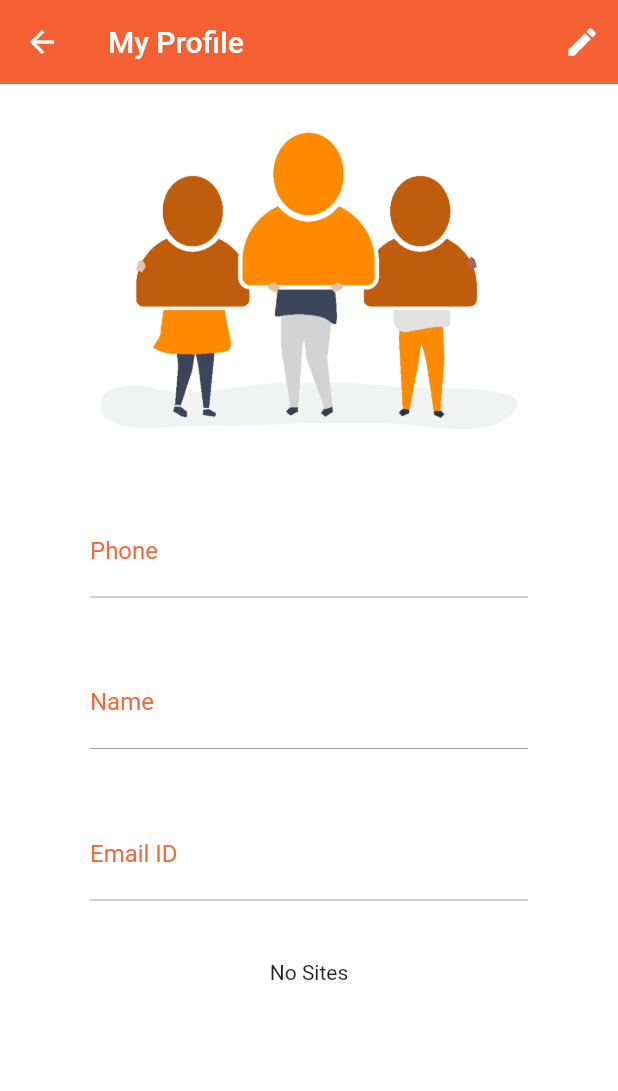
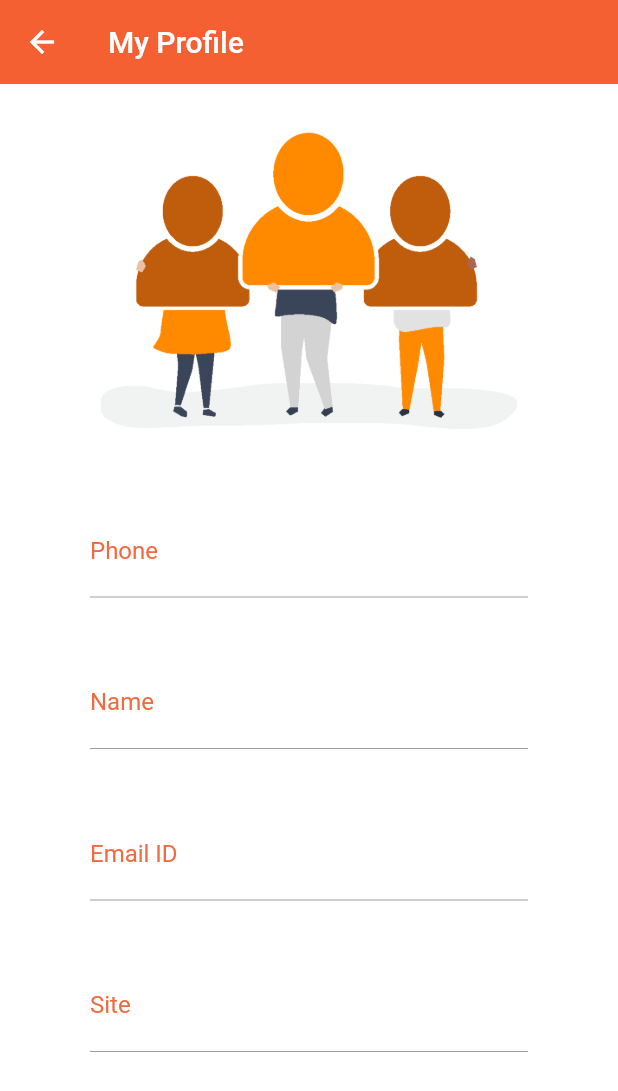
Before and after one commit to jaggadas/La-Mita-s, a Flutter app: the myprofile screen opened by its route, on a phone screen of 412 x 824 dp. Shown: the top 1091 px of the screen. Run offline on Flutter 3.47's test engine with Material 2 defaults, Android fonts, the light colour scheme and no system bars; our stand-ins replace cloud_firestore, firebase_auth, firebase_core, firebase_storage, flutter_markdown, fluttertoast and 4 more; missing offline and left inert: cloud_firestore_web, dart:html, dart:js, firebase_auth_web, firebase_core_web, firebase_storage_web and 2 more; accounts and stored records are empty.

Commit message:
changed editable

```diff
--- a/lib/pages/profile.dart
+++ b/lib/pages/profile.dart
@@ -23,6 +23,8 @@ class _myprofileState extends State<myprofile> {
   TextEditingController nameController=TextEditingController();
   TextEditingController emailController=TextEditingController();
   TextEditingController phoneController=TextEditingController();
+  TextEditingController siteController=TextEditingController();
+
 
   @override
   void initState() {
@@ -42,6 +44,7 @@ class _myprofileState extends State<myprofile> {
     nameController.text=name;
     emailController.text=email;
     phoneController.text=phone;
+    siteController.text=site;
 
   }
   @override
@@ -50,22 +53,7 @@ class _myprofileState extends State<myprofile> {
 
         backgroundColor: Colors.white,
         appBar: AppBar(
-          actions: [!edit?IconButton(onPressed: (){
-            setState(() {
-              edit=true;
-            });
-          }, icon: Icon(Icons.edit)):
-          IconButton(onPressed: ()async{
-            var selected_site=await SiteStream().getCurrentSite();
-            await FirebaseService().updateDetails(nameController.text, emailController.text, selected_site, context);
-            setState(() {
-              edit=false;
-            });
-            initialiseDetails();
 
-
-          }, icon: Icon(Icons.done),)
-          ],
 
           title:
           Text("My Profile"),
@@ -115,7 +103,7 @@ class _myprofileState extends State<myprofile> {
                 ),
                 TextField(
                   controller: nameController,
-                 enabled: edit,
+                 enabled: false,
                   decoration: kInputDecoration.copyWith(
                   labelText: "Name",
                  hintText: 'Enter Name',
@@ -132,7 +120,7 @@ class _myprofileState extends State<myprofile> {
               ),
                TextField(
                  controller: emailController,
-                 enabled: edit,
+                 enabled: false,
                  decoration:kInputDecoration.copyWith(
                   labelText: "Email ID",
                  hintText: 'Enter Email',
@@ -146,8 +134,20 @@ class _myprofileState extends State<myprofile> {
                SizedBox(
                 height: 40,
               ),
+                TextField(
+                  controller: siteController,
+                  enabled: false,
+                  decoration:kInputDecoration.copyWith(
+                      labelText: "Site",
+                      hintText: 'Enter Site',
+                      // hintText: "Sejal Kothari",
+                      hintStyle: TextStyle(
+                        fontSize: 18,
+                        color: Colors.grey,
+                      )
+                  ),
+                ),
 
-           SiteStream(enabled: edit,value: site,)
 
               ]
               ),
```
